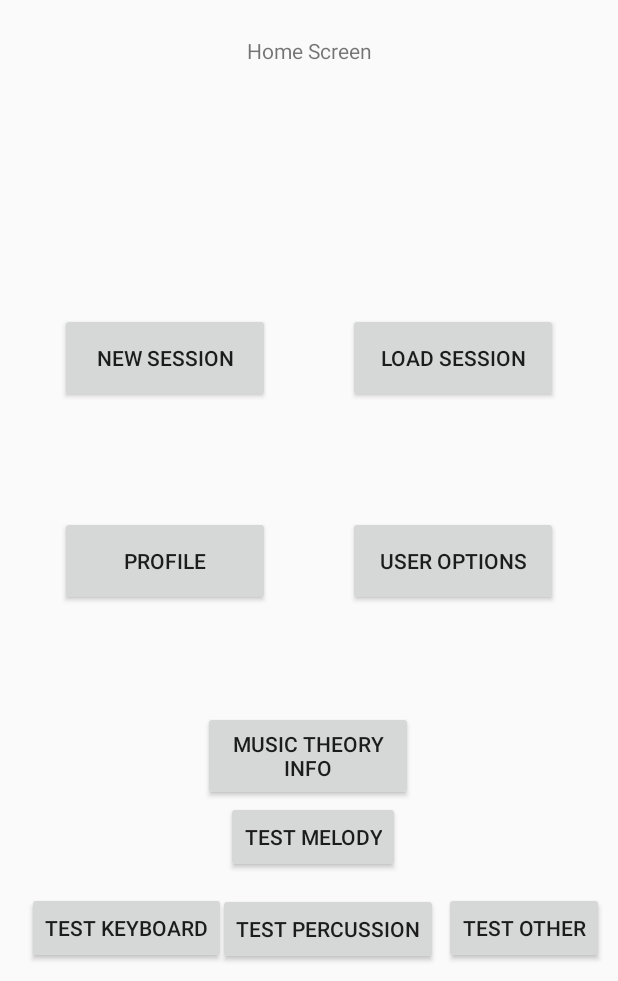
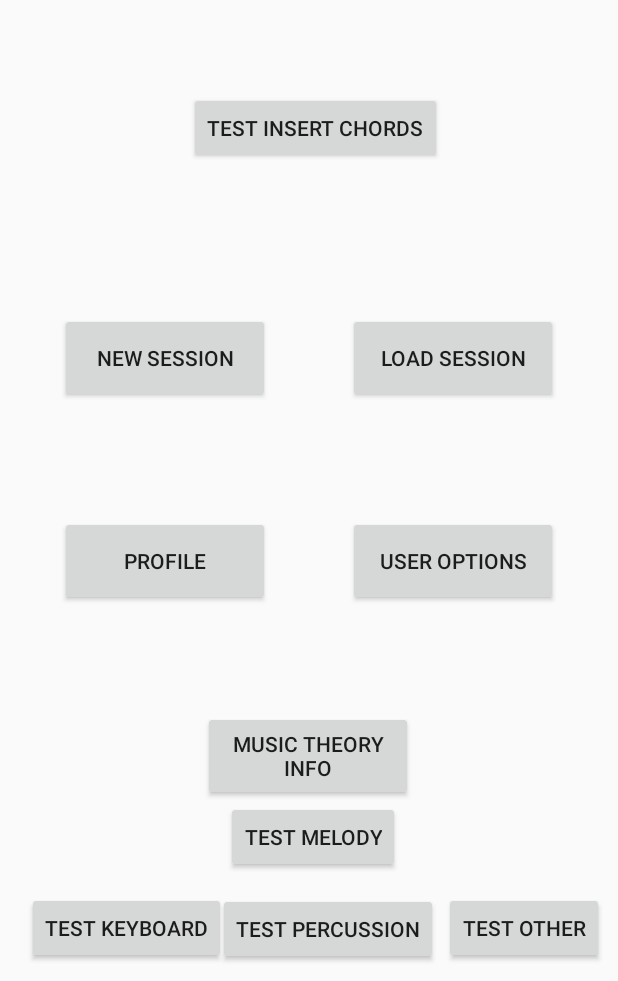
Before and after one commit to CSaintos/ChirpNote, an Android app: the HomeScreenActivity screen opened directly, with no data from a screen before it, on a phone screen of 412 x 824 dp, the part 255-1236 px from its top. Run offline under Robolectric (Android 15) with nearby library versions, the phone set to English and light mode, and no system bars.

Commit message:
part 1 of adding row,
need to confirm values entered

```diff
--- a/app/src/main/AndroidManifest.xml
+++ b/app/src/main/AndroidManifest.xml
@@ -91,6 +91,9 @@
             android:name=".activities.SmartKeyboardActivity"
             android:exported="false" />
         <activity
+            android:name=".activities.InsertChordsActivity"
+            android:exported="false" />
+        <activity
             android:name=".activities.StartUpActivity"
             android:exported="true" >
             <intent-filter>
--- a/app/src/main/java/com/example/chirpnote/activities/HomeScreenActivity.java
+++ b/app/src/main/java/com/example/chirpnote/activities/HomeScreenActivity.java
@@ -30,6 +30,7 @@ public class HomeScreenActivity extends AppCompatActivity {
 
         // create my button here, link it button in xml
         Button testSmartKeyboardButton = (Button) findViewById(R.id.testSmartKeyboardButton);
+        Button testInsertChordsButton = (Button) findViewById(R.id.testInsertChords);
 
 
         //new session button function
@@ -110,7 +111,7 @@ public class HomeScreenActivity extends AppCompatActivity {
             }
         });
 
-        // Button to Melody Activity (for testing)
+        // Button to Smart Keyboard (for testing)
         testSmartKeyboardButton.setOnClickListener(new View.OnClickListener() {
             @Override
             public void onClick(View v) {
@@ -118,5 +119,13 @@ public class HomeScreenActivity extends AppCompatActivity {
             }
         });
 
+        // Button to Insert Chords (for testing)
+        testInsertChordsButton.setOnClickListener(new View.OnClickListener() {
+            @Override
+            public void onClick(View v) {
+                startActivity(new Intent(HomeScreenActivity.this, InsertChordsActivity.class));
+            }
+        });
+
     }
 }
--- a/app/src/main/res/layout/activity_home_screen.xml
+++ b/app/src/main/res/layout/activity_home_screen.xml
@@ -56,16 +56,7 @@
         app:layout_constraintStart_toStartOf="parent"
         app:layout_constraintTop_toTopOf="parent" />
 
-    <TextView
-        android:id="@+id/textView3"
-        android:layout_width="wrap_content"
-        android:layout_height="wrap_content"
-        android:layout_marginTop="24dp"
-        android:text="Home Screen"
-        android:textAlignment="center"
-        app:layout_constraintEnd_toEndOf="parent"
-        app:layout_constraintStart_toStartOf="parent"
-        app:layout_constraintTop_toBottomOf="@+id/textView2" />
+
 
     <Button
         android:id="@+id/newSessionButton"
@@ -149,4 +140,18 @@
         app:layout_constraintStart_toStartOf="parent"
         app:layout_constraintTop_toTopOf="parent" />
 
+    <Button
+        android:id="@+id/testInsertChords"
+        android:layout_width="wrap_content"
+        android:layout_height="wrap_content"
+        android:layout_marginStart="139dp"
+        android:layout_marginEnd="134dp"
+        android:text="test Insert Chords"
+        app:layout_constraintBottom_toBottomOf="parent"
+        app:layout_constraintEnd_toEndOf="parent"
+        app:layout_constraintHorizontal_bias="0.464"
+        app:layout_constraintStart_toStartOf="parent"
+        app:layout_constraintTop_toTopOf="parent"
+        app:layout_constraintVertical_bias="0.298" />
+
 </androidx.constraintlayout.widget.ConstraintLayout>
```
Also changed, not shown: app/src/main/java/com/example/chirpnote/activities/InsertChordsActivity.java (+71 -1 lines), app/src/main/res/layout/activity_insert_chords.xml (renamed from app/src/main/res/layout/activity_insert_chords_major.xml, +17 -1 lines), app/src/main/res/layout/add_row.xml (+45 -3 lines), app/src/main/res/layout/add_text_select.xml (deleted, +0 -45 lines).
